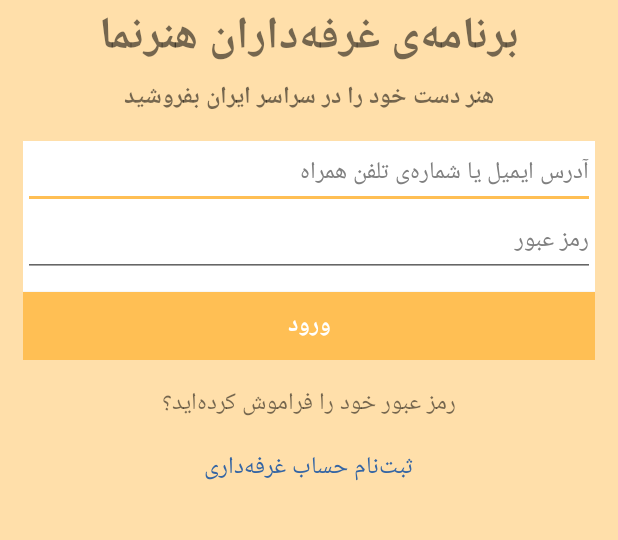
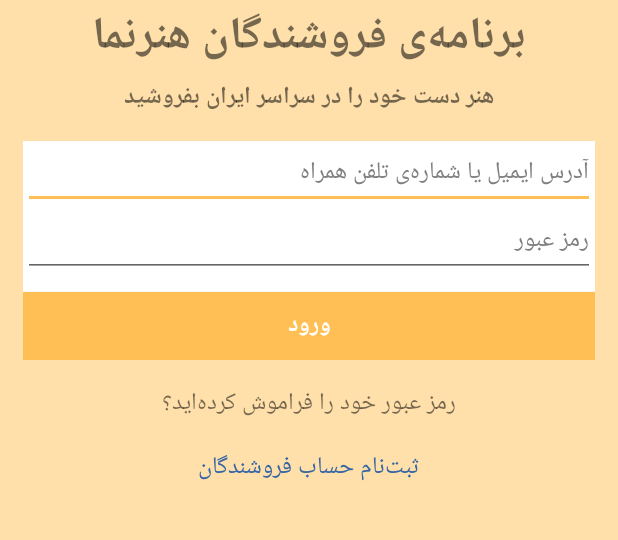
Before and after one commit to Honarnama/AndroidApps, an Android app: the screen it shows after launch (LoginActivity), on a phone screen of 412 x 824 dp, the part 272-812 px from its top. Run offline under Robolectric (Android 15) with nearby library versions, the phone set to English and light mode, and no system bars; 10 statements that could not run were skipped.

Commit message:
remove temp file and correct some string translations

```diff
--- a/core/src/main/java/net/honarnama/HonarNamaBaseApp.java
+++ b/core/src/main/java/net/honarnama/HonarNamaBaseApp.java
@@ -44,7 +44,7 @@
 
         singleton = this;
 
-//        Parse.enableLocalDatastore(this);
+        Parse.enableLocalDatastore(this);
         Parse.initialize(this, HonarNamaBaseApp.getParseApplicationId(), HonarNamaBaseApp.getParseClientKey());
 
         ParseUser.enableAutomaticUser();
--- a/core/src/main/res/values/strings.xml
+++ b/core/src/main/res/values/strings.xml
@@ -1,14 +1,11 @@
 <resources>
-    <string name="app_name"> Honarnama for Exhibitors </string>
-    <string name="sell_on_honarnama"> برنامه‌ی غرفه‌داران هنرنما </string>
-    <string name="slogan_for_sellers">هنر دست خود را در سراسر ایران بفروشید</string>
+
     <string name="username_hint">آدرس ایمیل یا شماره‌ی تلفن همراه</string>
     <string name="password_hint"> رمز عبور </string>
     <string name="confirm_password_hint"> تکرار رمز عبور </string>
 
     <string name="enter_button"> ورود </string>
     <string name="forgot_password"> رمز عبور خود را فراموش کرده‌اید؟ </string>
-    <string name="register_as_seller"> ثبت‌نام حساب غرفه‌داری </string>
     <string name="login_dialog_text">لطفاً چند لحظه صبر کنید&#8230;</string>
 
     <string name="not_verified">شما هنوز حساب کاربری خود را فعال نکردید. </string>
@@ -80,8 +77,7 @@
         تلاش کنید.
     </string>
     <string name="successful_signup">" ثبت‌نام با موفقیت انجام شد "</string>
-    <string name="error_login_you_are_not_shop_owner">" شما هنوز حساب غرفه‌داری باز نکردید. "
-    </string>
+    <string name="error_login_you_are_not_shop_owner"> شما هنوز حساب فروشندگان هنرنما ندارید. </string>
     <string name="error_login_invalid_user_or_password">نام کاربری یا رمز عبور اشتباه است.</string>
     <string name="seller_profile">" اطلاعات شما "</string>
 
@@ -91,14 +87,6 @@
     <string name="drawer_open">Open</string>
     <string name="drawer_close">Close</string>
 
-    <!-- navigation drawer item labels  -->
-    <string-array name="nav_drawer_labels">
-        <item>@string/nav_title_profile</item>
-        <item>@string/nav_title_store_info</item>
-        <item>@string/nav_title_products</item>
-        <item>@string/nav_title_new_product</item>
-        <item>@string/nav_exit_app</item>
-    </string-array>
 
     <string name="nav_title_profile"> اطلاعات شما </string>
     <string name="nav_title_store_info"> اطلاعات فروشگاه </string>
--- a/sell/src/main/res/values/strings.xml
+++ b/sell/src/main/res/values/strings.xml
@@ -13,4 +13,17 @@
     <string name="saving_store_info_failed"> خطا در ذخیره اطلاعات فروشگاه  </string>
     <string name="error_store_name_cant_be_empty">" نام فروشگاه نمیتواند خالی باشد. "</string>
 
+    <string name="app_name"> Honarnama for Exhibitors </string>
+    <string name="sell_on_honarnama"> برنامه‌ی فروشندگان هنرنما </string>
+    <string name="slogan_for_sellers">هنر دست خود را در سراسر ایران بفروشید</string>
+    <string name="register_as_seller"> ثبت‌نام حساب فروشندگان </string>
+
+    <!-- navigation drawer item labels  -->
+    <string-array name="nav_drawer_labels">
+        <item>@string/nav_title_profile</item>
+        <item>@string/nav_title_store_info</item>
+        <item>@string/nav_title_products</item>
+        <item>@string/nav_title_new_product</item>
+        <item>@string/nav_exit_app</item>
+    </string-array>
 </resources>
```
Also changed, not shown: sell/src/main/java/net/honarnama/sell/fragments/StoreInfoFragment.java (+4 -3 lines), sell/src/main/java/net/honarnama/sell/utils/ImageSelector.java (+6 -1 lines), 1 other file.
